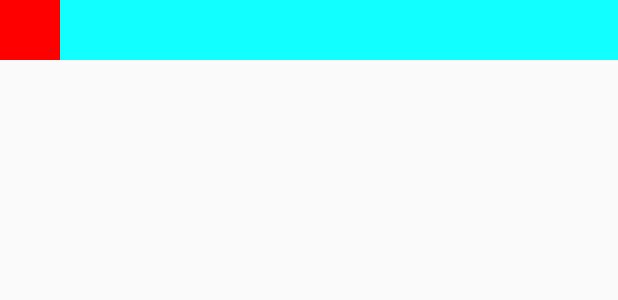
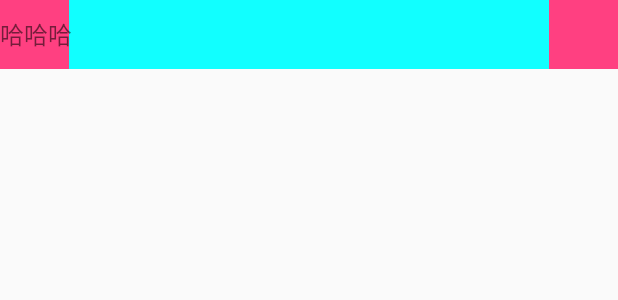
Before and after one commit to StormKid/KUI, an Android app: the layout layout.xml on its own in the app's theme, with its tools: preview values and no code run, on a phone screen of 412 x 824 dp. Shown: the top 300 px of the screen. Run offline under Robolectric (Android 15) with nearby library versions, the light colour scheme and no system bars.

Commit message:
增加toolbar

```diff
--- a/app/src/main/java/com/stormkid/kui/MainActivity.kt
+++ b/app/src/main/java/com/stormkid/kui/MainActivity.kt
@@ -2,6 +2,7 @@ package com.stormkid.kui
 
 import android.os.Bundle
 import android.support.v7.app.AppCompatActivity
+import com.stormkid.kui_base.dimen.DimenFit
 
 class MainActivity : AppCompatActivity() {
 
@@ -18,6 +19,7 @@ class MainActivity : AppCompatActivity() {
 //
 //        }
 //        AutoHelper.BuildAuto(this).caculateViewSize()
+        DimenFit.instance.setCustDensity(application,this)
         setContentView(R.layout.layout)
     }
 }
--- a/app/src/main/res/layout/layout.xml
+++ b/app/src/main/res/layout/layout.xml
@@ -1,9 +1,13 @@
 <?xml version="1.0" encoding="utf-8"?>
 <LinearLayout xmlns:android="http://schemas.android.com/apk/res/android"
-              android:layout_width="match_parent"
+              android:layout_width="match_parent" xmlns:app="http://schemas.android.com/apk/res-auto"
               android:orientation="vertical"
               android:layout_height="match_parent">
     <com.stormkid.kui_base.toolbar.ToolBar android:layout_width="match_parent"
                                            android:background="#11ffff"
-                                           android:layout_height="wrap_content"/>
+                                           app:title_text="哈哈哈"
+                                           app:left_image_icon="@color/colorAccent"
+                                            app:right_image_icon="@color/colorAccent"
+                                           app:title_gravity="RIGHT"
+                                           android:layout_height="40dp"/>
 </LinearLayout>
--- a/build.gradle
+++ b/build.gradle
@@ -3,7 +3,7 @@
 buildscript {
     ext{
         kotlin_version = "1.2.+"
-        v7_version = "27.1.1"
+        v7_version = "27.0.1"
         sdk_version = 27
         app_version = "1.0.0"
         anko_version = "0.10.4"
--- a/kui-base-anko/build.gradle
+++ b/kui-base-anko/build.gradle
@@ -1,13 +1,13 @@
 apply plugin: 'com.android.library'
 
 android {
-    compileSdkVersion 27
+    compileSdkVersion sdk_version
 
 
 
     defaultConfig {
         minSdkVersion 15
-        targetSdkVersion 27
+        targetSdkVersion sdk_version
         versionCode 1
         versionName "1.0"
 
--- a/kui-base/src/main/java/com/stormkid/kui_base/dimen/DimenFit.kt
+++ b/kui-base/src/main/java/com/stormkid/kui_base/dimen/DimenFit.kt
@@ -29,8 +29,9 @@ class DimenFit private constructor(){
          val instance by  lazy { DimenFit() }
     }
 
-    fun initScreen(screenWidth:Float){
+    fun initScreen(screenWidth:Float): DimenFit {
         this.selfScreen = screenWidth
+        return this
     }
 
     fun setCustDensity(application: Application,activity: Activity){
--- a/kui-base/src/main/java/com/stormkid/kui_base/toolbar/ToolBar.kt
+++ b/kui-base/src/main/java/com/stormkid/kui_base/toolbar/ToolBar.kt
@@ -1,10 +1,13 @@
 package com.stormkid.kui_base.toolbar
 
+import android.annotation.SuppressLint
+import android.app.Activity
 import android.content.Context
-import android.graphics.Color
 import android.util.AttributeSet
 import android.widget.ImageView
 import android.widget.RelativeLayout
+import android.widget.TextView
+import com.stormkid.kui_base.R
 import com.stormkid.kui_base.dimen.ViewUtils
 
 /**
@@ -12,18 +15,58 @@ import com.stormkid.kui_base.dimen.ViewUtils
 @author ke_li
 @date 2018/9/25
  */
-class ToolBar: RelativeLayout{
+class ToolBar : RelativeLayout {
 
-    constructor(context: Context):this(context,null)
-    constructor(context: Context,attributeSet: AttributeSet?):this(context,attributeSet,0)
-    constructor(context: Context,attributeSet: AttributeSet?,defAttr:Int):super(context,attributeSet,defAttr) {
-        val imageView  =   ImageView(context).apply {
-            this.layoutParams = RelativeLayout.LayoutParams(ViewUtils.dip2px(context,40f),ViewUtils.dip2px(context,40f))
-            this.setBackgroundColor(Color.RED)
+    constructor(context: Context) : this(context, null)
+    constructor(context: Context, attributeSet: AttributeSet?) : this(context, attributeSet, 0)
+    @SuppressLint("Recycle")
+    constructor(context: Context, attributeSet: AttributeSet?, defAttr: Int) : super(context, attributeSet, defAttr) {
+        val a = context.obtainStyledAttributes(attributeSet,
+                R.styleable.ToolBar, defAttr, 0)
+        val imageSize = a.getDimensionPixelSize(R.styleable.ToolBar_image_dimen, 40).toFloat()
+        val leftIcon = a.getResourceId(R.styleable.ToolBar_left_image_icon,0)
+        val rightIcon = a.getResourceId(R.styleable.ToolBar_right_image_icon,0)
+        val title = a.getString(R.styleable.ToolBar_title_text)
+        val titleGravity = a.getInt(R.styleable.ToolBar_title_gravity,0)
+        val isNav = a.getBoolean(R.styleable.ToolBar_is_nav_bar,true)
+        initImageView(imageSize,leftIcon,rightIcon)
+        initTitle(title,titleGravity,imageSize)
+        if (isNav&&context is Activity) this.getChildAt(0).setOnClickListener { context.finish() }
+
+    }
+
+    private fun initTitle(title: String, titleGravity: Int, imageSize: Float) {
+        val group = this
+        val titleView = TextView(context).apply {
+            text = title
+            layoutParams = RelativeLayout.LayoutParams(RelativeLayout.LayoutParams.WRAP_CONTENT,RelativeLayout.LayoutParams.WRAP_CONTENT).apply {
+                addRule(RelativeLayout.CENTER_VERTICAL)
+                when(titleGravity){
+                     0-> addRule(RelativeLayout.CENTER_IN_PARENT)
+                     1-> setMargins(ViewUtils.dip2px(context,imageSize)+5,0,0,0)
+                     2-> setMargins(0,0,ViewUtils.dip2px(context,imageSize)+5,0)
+                 }
+            }
+
         }
-        this.addView(imageView)
+        group.addView(titleView)
+    }
+
+    private fun initImageView(imageSize: Float, leftIcon: Int, rightIcon: Int) {
+        val leftImageView = ImageView(context).apply {
+            layoutParams = RelativeLayout.LayoutParams(ViewUtils.dip2px(context, imageSize), ViewUtils.dip2px(context, imageSize))
+            scaleType = ImageView.ScaleType.CENTER_CROP
+            setImageResource(leftIcon)
+        }
+
+        val rightImageView = ImageView(context).apply {
+            layoutParams = RelativeLayout.LayoutParams(ViewUtils.dip2px(context, imageSize), ViewUtils.dip2px(context, imageSize)).apply { addRule(RelativeLayout.ALIGN_PARENT_RIGHT) }
+            scaleType = ImageView.ScaleType.CENTER_CROP
+            setImageResource(rightIcon)
+        }
+        this.addView(leftImageView)
+        this.addView(rightImageView)
     }
 
 
-
 }
--- /dev/null
+++ b/kui-icon/src/main/AndroidManifest.xml
@@ -0,0 +1,2 @@
+<manifest xmlns:android="http://schemas.android.com/apk/res/android"
+          package="com.stormkid.kui_icon"/>
--- /dev/null
+++ b/kui-icon/src/main/res/values/strings.xml
@@ -0,0 +1,3 @@
+<resources>
+    <string name="app_name">kui-icon</string>
+</resources>
--- a/settings.gradle
+++ b/settings.gradle
@@ -1 +1 @@
-include ':app', ':kui-base', ':kui-base-anko'
+include ':app', ':kui-base', ':kui-base-anko', ':kui-icon'
```
Also changed, not shown: kui-base/src/main/res/values/attrs.xml (added, +15 -0 lines), kui-icon/build.gradle (added, +34 -0 lines), 4 other files.
